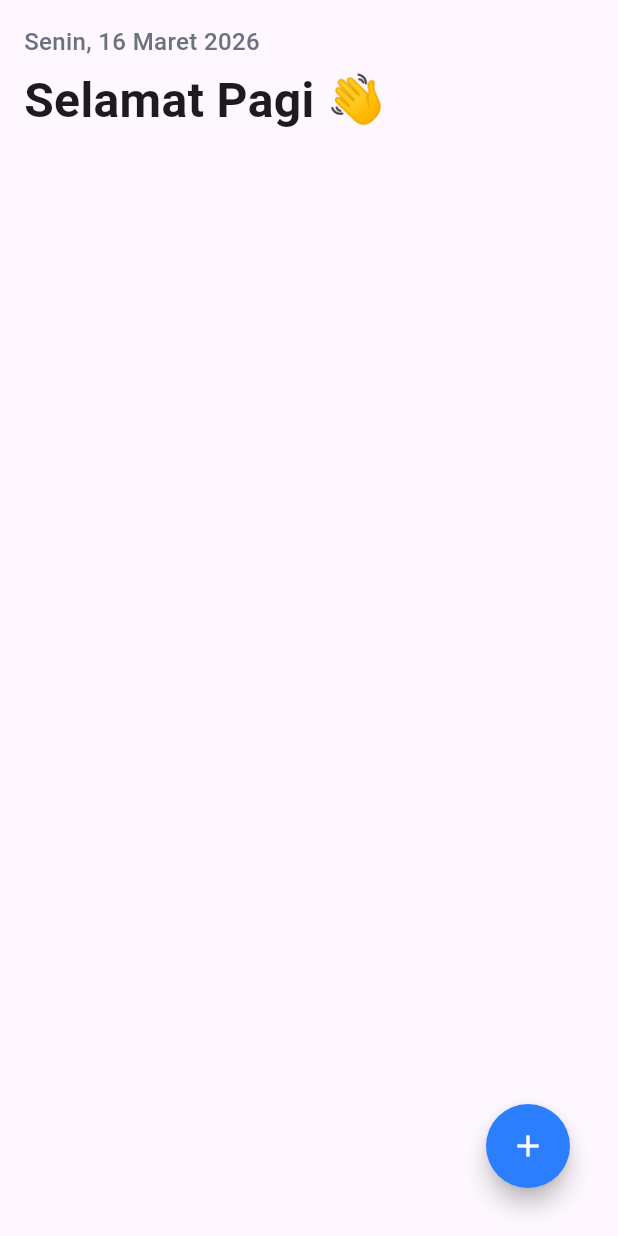
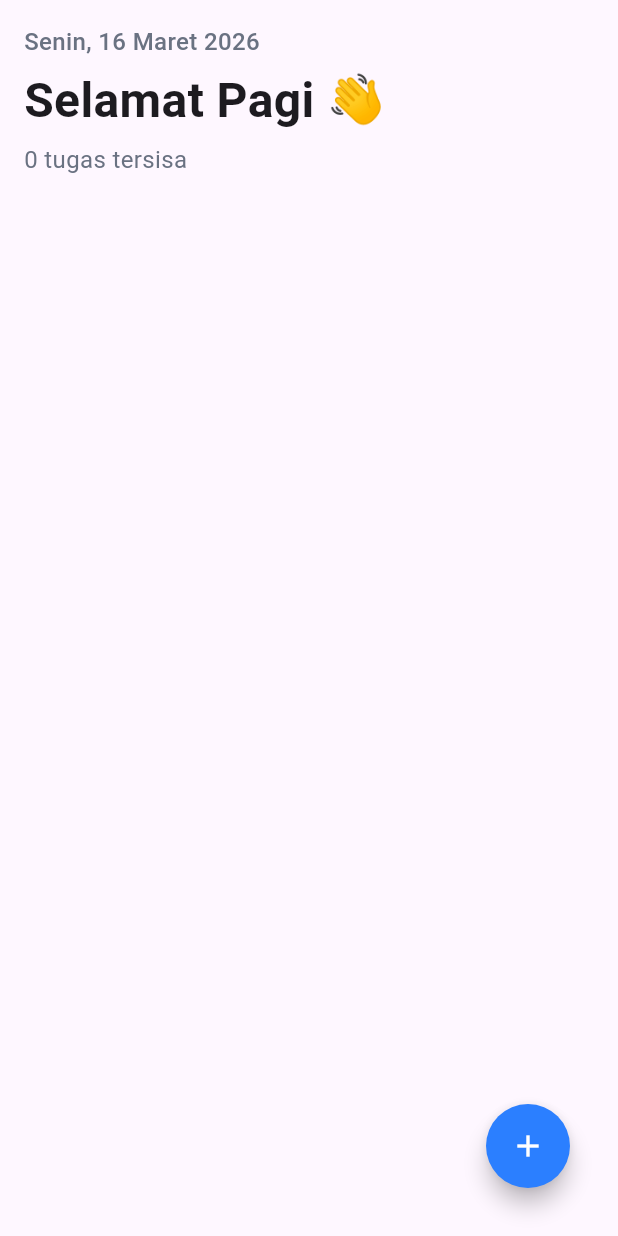
Before and after one commit to YosiaEvan/to-do-list-app-flutter, a Flutter app: the screen it shows after launch, on a phone screen of 412 x 824 dp. Run offline on Flutter 3.47's test engine with Material 3 defaults, Android fonts, the phone set to English and light mode, and no system bars.

Commit message:
feat: tambah tugas

```diff
--- a/lib/main.dart
+++ b/lib/main.dart
@@ -25,6 +25,8 @@ class TodoPage extends StatefulWidget {
 }
 
 class _TodoPageState extends State<TodoPage> {
+  TextEditingController taskController = TextEditingController();
+  List<Map<String, String>> todolist = [];
   DateTime now = DateTime.now();
 
   String getToday() {
@@ -98,6 +100,7 @@ class _TodoPageState extends State<TodoPage> {
     return Scaffold(
       body: SafeArea(
         child: Column(
+          crossAxisAlignment: CrossAxisAlignment.start,
           children: [
             Padding(
               padding: EdgeInsets.all(16),
@@ -119,10 +122,29 @@ class _TodoPageState extends State<TodoPage> {
                       fontSize: 32,
                       fontWeight: FontWeight.bold,
                     ),
+                  ),
+                  SizedBox(height: 5,),
+                  Text(
+                    "${todolist.length} tugas tersisa",
+                    style: TextStyle(
+                      fontSize: 16,
+                      color: Color(0xff6a7282),
+                    ),
                   )
                 ],
               ),
-            )
+            ),
+            Expanded(
+                child: ListView.builder(
+                  itemCount: todolist.length,
+                  itemBuilder: (context, index) {
+                    return ListTile(
+                      title: Text(todolist[index]["task"]!),
+                      subtitle: Text(todolist[index]["priority"]!),
+                    );
+                  },
+                )
+            ),
           ],
         ),
       ),
@@ -156,6 +178,7 @@ class _TodoPageState extends State<TodoPage> {
                           ),
                           SizedBox(height: 20,),
                           TextField(
+                            controller: taskController,
                             autofocus: true,
                             decoration: InputDecoration(
                                 hintText: "Apa yang ingin kamu kerjakan?",
@@ -223,7 +246,17 @@ class _TodoPageState extends State<TodoPage> {
                           SizedBox(
                             width: double.infinity,
                             child: ElevatedButton(
-                              onPressed: () {},
+                              onPressed: () {
+                                setState(() {
+                                  todolist.add({
+                                    "task": taskController.text,
+                                    "priority": priority,
+                                  });
+                                });
+
+                                taskController.clear();
+                                Navigator.pop(context);
+                              },
                               style: ElevatedButton.styleFrom(
                                 backgroundColor: Color(0xff2b7fff),
                                 shape: RoundedRectangleBorder(
```
